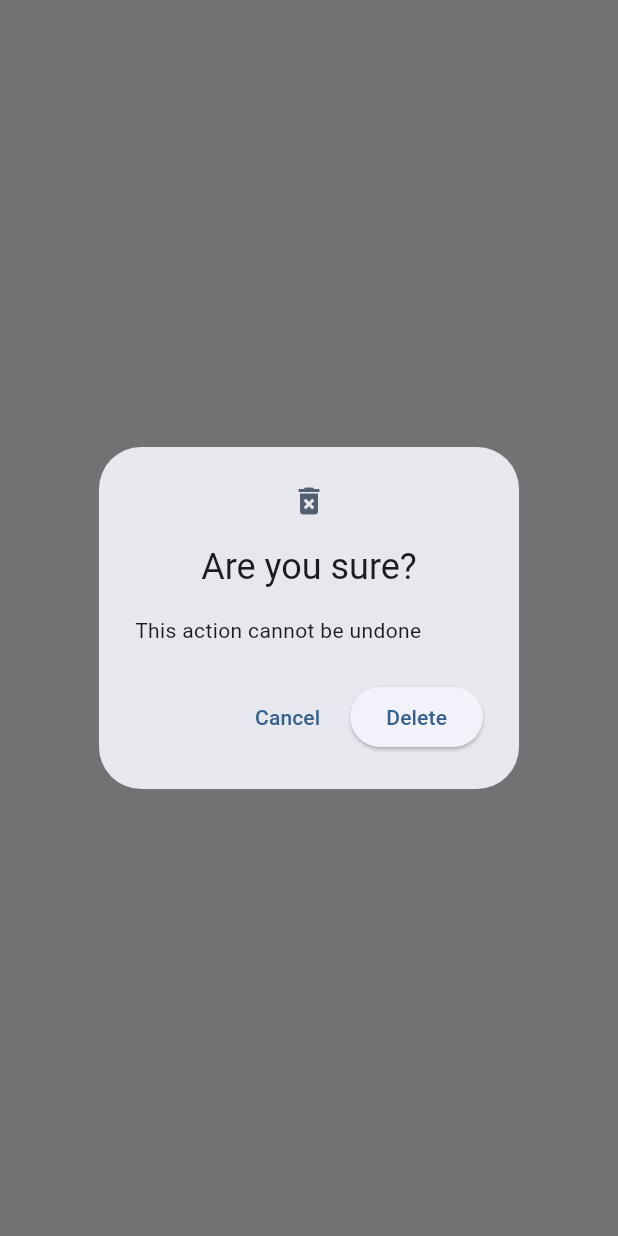
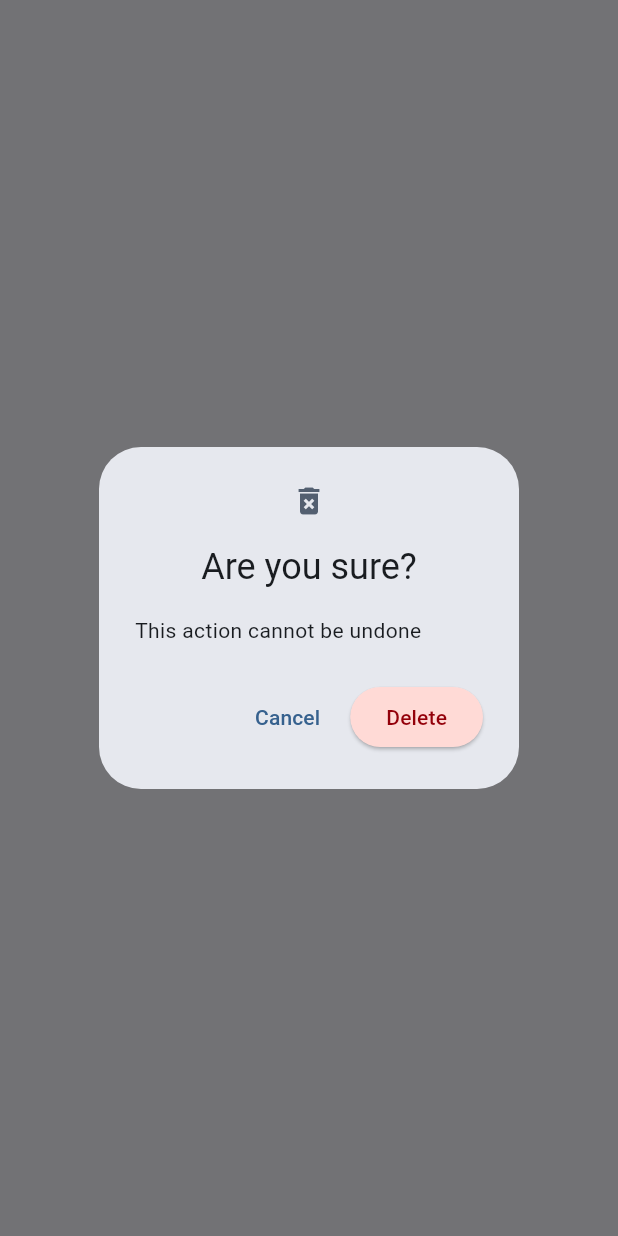
Before and after one commit to ElanDeyan/my-quotes-app, a Flutter app: what deleteQuote() shows on an empty page, opened directly with empty values, on a phone screen of 412 x 824 dp. Run offline on Flutter 3.47's test engine with Material 3 defaults, Android fonts, the phone set to English and light mode, and no system bars; our stand-ins replace drift, flutter_form_builder, fluttertoast, font_awesome_flutter, go_router, share_plus and 2 more; missing offline and left inert: basics, drift_dev, multiple_search_selection, shimmer_pro, sqlite3; accounts and stored records are empty; generated files the repository leaves out were written again.

```diff
--- a/lib/shared/show_delete_quote_dialog.dart
+++ b/lib/shared/show_delete_quote_dialog.dart
@@ -15,7 +15,10 @@ Future<bool?> showDeleteQuoteDialog(BuildContext context, Quote quote) {
         ),
         ElevatedButton(
           onPressed: () => Navigator.of(context).pop(true),
-          child: const Text('Delete'),
+          style: ButtonStyle(
+            backgroundColor: WidgetStateColor.resolveWith((states) => Theme.of(context).colorScheme.errorContainer,),
+          ),
+          child: Text('Delete', style: TextStyle(color: Theme.of(context).colorScheme.onErrorContainer),),
         ),
       ],
     ),
```
Also changed, not shown: lib/shared/delete_quote.dart (+8 -1 lines).
